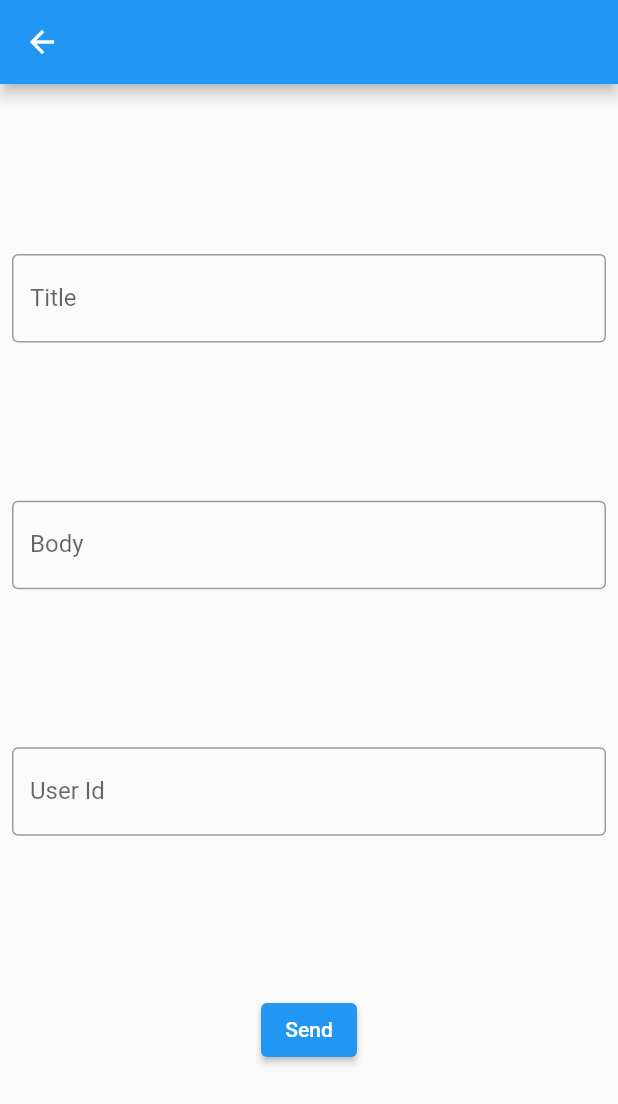
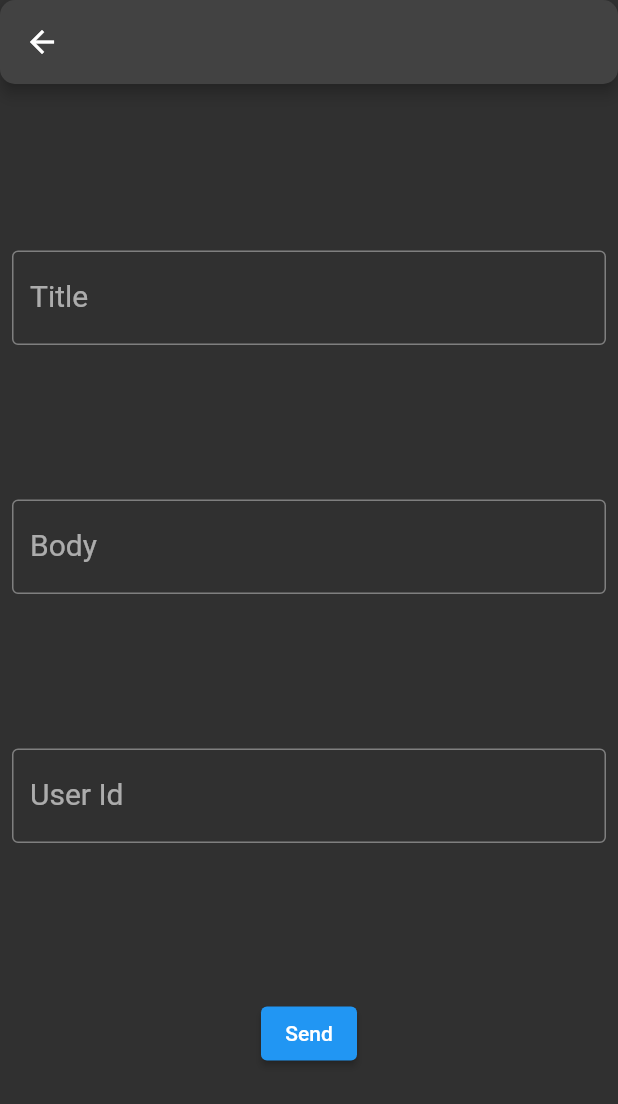
Before and after one commit to omeryilmaz2K/Flutter-Full-Learn, a Flutter app: the ServicePostLearnView screen opened directly, on a phone screen of 412 x 824 dp. Shown: the top 1104 px of the screen. Run offline on Flutter 3.47's test engine with Material 2 defaults, Android fonts, the phone set to English and light mode, and no system bars; our stand-ins replace dio, flutter_spinkit.

Commit message:
202 seviyesinde theme_learn_view çalışması gerçekleştirildi.

```diff
--- /dev/null
+++ b/lib/202/theme/dark_theme.dart
@@ -0,0 +1,37 @@
+import 'package:flutter/material.dart';
+
+class DarkTheme {
+  ThemeData darkTheme = ThemeData.dark().copyWith(
+    textTheme:
+        const TextTheme(subtitle1: TextStyle(color: Colors.red, fontSize: 20)),
+    appBarTheme: AppBarTheme(
+      centerTitle: true,
+      titleTextStyle: TextStyle(color: _DarkThemeColor().confetti),
+      shape: RoundedRectangleBorder(borderRadius: BorderRadius.circular(10))
+    )
+    // bottomAppBarTheme:
+    //     const BottomAppBarTheme(shape: CircularNotchedRectangle()),
+    // tabBarTheme: const TabBarTheme(
+    //     labelColor: Colors.cyanAccent, unselectedLabelColor: Colors.white),
+    // inputDecorationTheme:
+    //     const InputDecorationTheme(border: OutlineInputBorder()),
+    // progressIndicatorTheme:
+    //     const ProgressIndicatorThemeData(color: Colors.white),
+    // listTileTheme: const ListTileThemeData(contentPadding: EdgeInsets.zero),
+    // cardTheme: CardTheme(
+    //     shape: RoundedRectangleBorder(borderRadius: BorderRadius.circular(20))),
+    // errorColor: ColorItems.red,
+    // appBarTheme: const AppBarTheme(
+    //   backgroundColor: Colors.transparent,
+    //   centerTitle: true,
+    //   elevation: 0,
+    //   iconTheme: IconThemeData(color: Colors.red),
+    //   toolbarTextStyle: TextStyle(color: Colors.blue),
+    //   systemOverlayStyle: SystemUiOverlayStyle.light, // Status Bar
+    // ),
+  );
+}
+
+class _DarkThemeColor{
+  final Color confetti = const Color(0xFFE2ED61);
+}
--- a/lib/main.dart
+++ b/lib/main.dart
@@ -1,6 +1,6 @@
 import 'package:flutter/material.dart';
 import 'package:flutter_full_learn/202/theme/dark_theme.dart';
-import '202/package_learn_view.dart';
+import '202/theme_learn_view.dart';
 
 void main() {
   runApp(const MyApp());
@@ -37,7 +37,7 @@ class MyApp extends StatelessWidget {
       //       toolbarTextStyle: TextStyle(color: Colors.blue),
       //       systemOverlayStyle: SystemUiOverlayStyle.light, // Status Bar
       //     )),
-      home: const PackageLearnView(),
+      home: const ThemeLearnView(),
     );
   }
 }
```
Also changed, not shown: lib/202/theme_learn_view.dart (added, +22 -0 lines).
